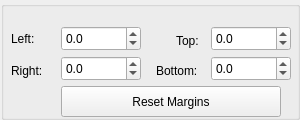
Above: Tools/UIEditor/UI/uimarginspropertygridwidget.ui from xaoctech/dava.engine before the change. Below: the same form after it.
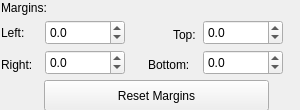
That is the form after the change.

Commit message: [DF-4297] - UIMargins implementation.

Diff of the .ui file:
```diff
--- a/Tools/UIEditor/UI/uimarginspropertygridwidget.ui
+++ b/Tools/UIEditor/UI/uimarginspropertygridwidget.ui
@@ -7,54 +7,23 @@
     <x>0</x>
     <y>0</y>
     <width>300</width>
-    <height>120</height>
+    <height>110</height>
    </rect>
   </property>
   <property name="minimumSize">
    <size>
     <width>300</width>
-    <height>120</height>
+    <height>110</height>
    </size>
   </property>
   <property name="windowTitle">
    <string>Form</string>
   </property>
-  <widget class="QGroupBox" name="groupBox">
-   <property name="geometry">
-    <rect>
-     <x>1</x>
-     <y>1</y>
-     <width>299</width>
-     <height>119</height>
-    </rect>
-   </property>
-   <property name="title">
-    <string/>
-   </property>
-   <widget class="QLabel" name="label_8">
-    <property name="geometry">
-     <rect>
-      <x>10</x>
-      <y>60</y>
-      <width>51</width>
-      <height>20</height>
-     </rect>
-    </property>
-    <property name="minimumSize">
-     <size>
-      <width>0</width>
-      <height>0</height>
-     </size>
-    </property>
-    <property name="text">
-     <string>Right:</string>
-    </property>
-   </widget>
    <widget class="QLabel" name="label_14">
     <property name="geometry">
      <rect>
-      <x>155</x>
-      <y>60</y>
+     <x>148</x>
+     <y>55</y>
       <width>51</width>
       <height>20</height>
      </rect>
@@ -69,99 +38,11 @@
      <string>Bottom:</string>
     </property>
    </widget>
-   <widget class="QDoubleSpinBox" name="leftDoubleSpinBox">
-    <property name="geometry">
-     <rect>
-      <x>60</x>
-      <y>25</y>
-      <width>80</width>
-      <height>25</height>
-     </rect>
-    </property>
-    <property name="decimals">
-     <number>1</number>
-    </property>
-    <property name="minimum">
-     <double>-9999.000000000000000</double>
-    </property>
-    <property name="maximum">
-     <double>9999.000000000000000</double>
-    </property>
-    <property name="singleStep">
-     <double>1.000000000000000</double>
-    </property>
-   </widget>
-   <widget class="QDoubleSpinBox" name="rightDoubleSpinBox">
-    <property name="geometry">
-     <rect>
-      <x>60</x>
-      <y>55</y>
-      <width>80</width>
-      <height>25</height>
-     </rect>
-    </property>
-    <property name="decimals">
-     <number>1</number>
-    </property>
-    <property name="minimum">
-     <double>-9999.000000000000000</double>
-    </property>
-    <property name="maximum">
-     <double>9999.000000000000000</double>
-    </property>
-    <property name="singleStep">
-     <double>1.000000000000000</double>
-    </property>
-   </widget>
-   <widget class="QDoubleSpinBox" name="topDoubleSpinBox">
-    <property name="geometry">
-     <rect>
-      <x>210</x>
-      <y>25</y>
-      <width>80</width>
-      <height>25</height>
-     </rect>
-    </property>
-    <property name="decimals">
-     <number>1</number>
-    </property>
-    <property name="minimum">
-     <double>-9999.000000000000000</double>
-    </property>
-    <property name="maximum">
-     <double>9999.000000000000000</double>
-    </property>
-    <property name="singleStep">
-     <double>1.000000000000000</double>
-    </property>
-   </widget>
-   <widget class="QDoubleSpinBox" name="bottomDoubleSpinBox">
-    <property name="geometry">
-     <rect>
-      <x>210</x>
-      <y>55</y>
-      <width>80</width>
-      <height>25</height>
-     </rect>
-    </property>
-    <property name="decimals">
-     <number>1</number>
-    </property>
-    <property name="minimum">
-     <double>-9999.000000000000000</double>
-    </property>
-    <property name="maximum">
-     <double>9999.000000000000000</double>
-    </property>
-    <property name="singleStep">
-     <double>1.000000000000000</double>
-    </property>
-   </widget>
    <widget class="QLabel" name="label_7">
     <property name="geometry">
      <rect>
-      <x>175</x>
-      <y>30</y>
+     <x>173</x>
+     <y>25</y>
       <width>31</width>
       <height>20</height>
      </rect>
@@ -179,8 +60,8 @@
    <widget class="QLabel" name="label_6">
     <property name="geometry">
      <rect>
-      <x>10</x>
-      <y>30</y>
+     <x>1</x>
+     <y>25</y>
       <width>31</width>
       <height>16</height>
      </rect>
@@ -195,12 +76,119 @@
      <string>Left:</string>
     </property>
    </widget>
+  <widget class="QDoubleSpinBox" name="rightDoubleSpinBox">
+   <property name="geometry">
+    <rect>
+     <x>45</x>
+     <y>50</y>
+     <width>80</width>
+     <height>25</height>
+    </rect>
+   </property>
+   <property name="decimals">
+    <number>1</number>
+   </property>
+   <property name="minimum">
+    <double>-9999.000000000000000</double>
+   </property>
+   <property name="maximum">
+    <double>9999.000000000000000</double>
+   </property>
+   <property name="singleStep">
+    <double>1.000000000000000</double>
+   </property>
+  </widget>
+  <widget class="QDoubleSpinBox" name="leftDoubleSpinBox">
+   <property name="geometry">
+    <rect>
+     <x>45</x>
+     <y>20</y>
+     <width>80</width>
+     <height>25</height>
+    </rect>
+   </property>
+   <property name="decimals">
+    <number>1</number>
+   </property>
+   <property name="minimum">
+    <double>-9999.000000000000000</double>
+   </property>
+   <property name="maximum">
+    <double>9999.000000000000000</double>
+   </property>
+   <property name="singleStep">
+    <double>1.000000000000000</double>
+   </property>
+  </widget>
+  <widget class="QLabel" name="label_8">
+   <property name="geometry">
+    <rect>
+     <x>1</x>
+     <y>55</y>
+     <width>51</width>
+     <height>20</height>
+    </rect>
+   </property>
+   <property name="minimumSize">
+    <size>
+     <width>0</width>
+     <height>0</height>
+    </size>
+   </property>
+   <property name="text">
+    <string>Right:</string>
+   </property>
+  </widget>
+  <widget class="QDoubleSpinBox" name="topDoubleSpinBox">
+   <property name="geometry">
+    <rect>
+     <x>203</x>
+     <y>20</y>
+     <width>80</width>
+     <height>25</height>
+    </rect>
+   </property>
+   <property name="decimals">
+    <number>1</number>
+   </property>
+   <property name="minimum">
+    <double>-9999.000000000000000</double>
+   </property>
+   <property name="maximum">
+    <double>9999.000000000000000</double>
+   </property>
+   <property name="singleStep">
+    <double>1.000000000000000</double>
+   </property>
+  </widget>
+  <widget class="QDoubleSpinBox" name="bottomDoubleSpinBox">
+   <property name="geometry">
+    <rect>
+     <x>203</x>
+     <y>50</y>
+     <width>80</width>
+     <height>25</height>
+    </rect>
+   </property>
+   <property name="decimals">
+    <number>1</number>
+   </property>
+   <property name="minimum">
+    <double>-9999.000000000000000</double>
+   </property>
+   <property name="maximum">
+    <double>9999.000000000000000</double>
+   </property>
+   <property name="singleStep">
+    <double>1.000000000000000</double>
+   </property>
+  </widget>
    <widget class="QPushButton" name="resetMarginsButton">
     <property name="geometry">
      <rect>
-      <x>60</x>
-      <y>85</y>
-      <width>220</width>
+     <x>44</x>
+     <y>80</y>
+     <width>225</width>
       <height>31</height>
      </rect>
     </property>
@@ -208,6 +196,26 @@
      <string>Reset Margins</string>
     </property>
    </widget>
+  <widget class="QLabel" name="MarginsLabel">
+   <property name="geometry">
+    <rect>
+     <x>1</x>
+     <y>0</y>
+     <width>62</width>
+     <height>16</height>
+    </rect>
+   </property>
+   <property name="font">
+    <font>
+     <weight>50</weight>
+     <italic>false</italic>
+     <bold>false</bold>
+     <kerning>true</kerning>
+    </font>
+   </property>
+   <property name="text">
+    <string>Margins:</string>
+   </property>
   </widget>
  </widget>
  <tabstops>
```
Left out of the diff: 7 changed lines with no effect on the pictures. Lines whose indentation alone changed are shown as unchanged. The commit also changes 28 other files.
